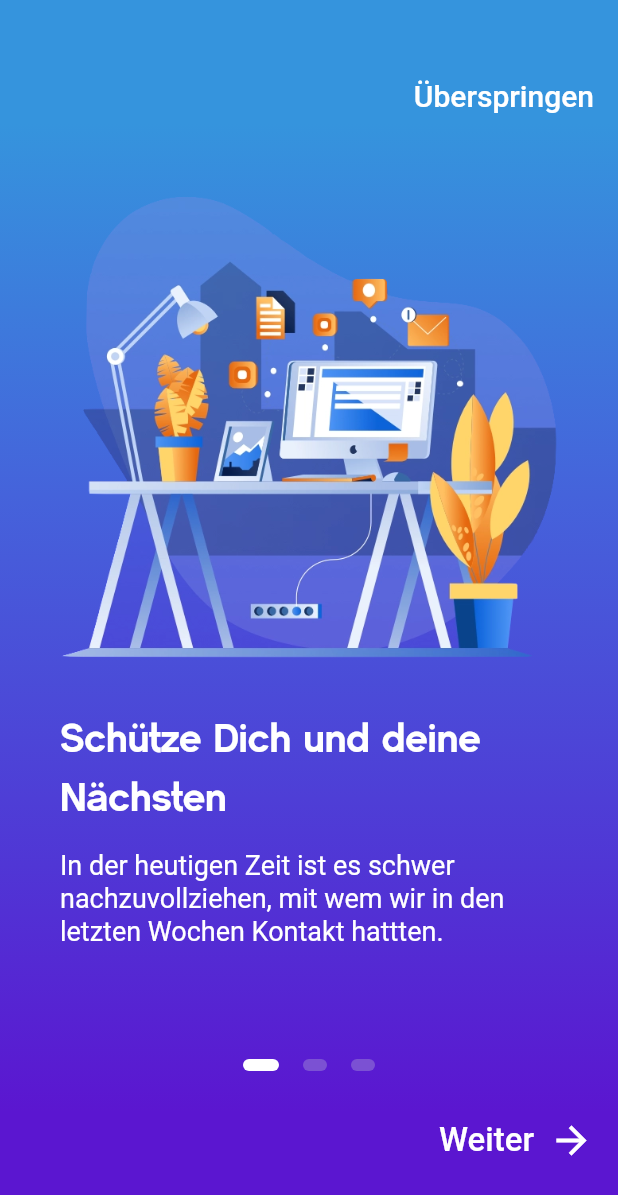
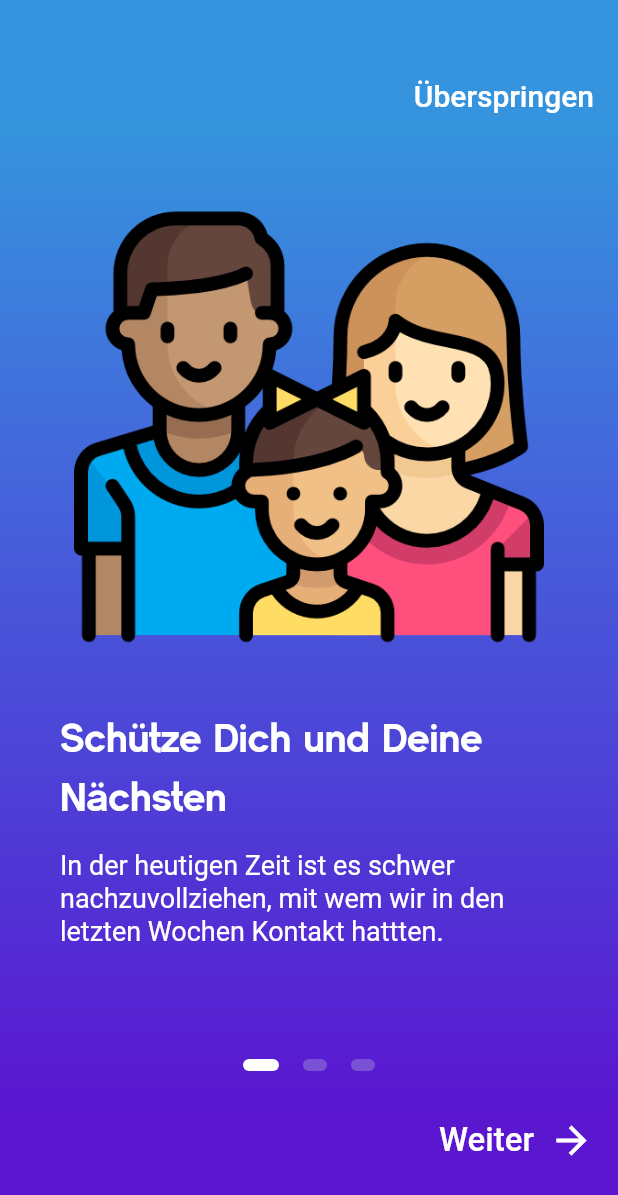
Before and after one commit to timxschroeder/corisk, a Flutter app: the screen it shows after launch, on a phone screen of 412 x 824 dp. Shown: the top 1195 px of the screen. Run offline on Flutter 3.47's test engine with Material 2 defaults, Android fonts, the phone set to English and light mode, and no system bars; our stand-ins replace cloud_firestore, firebase_messaging, flutter_local_notifications, flutter_redux, geolocator, percent_indicator and 2 more; missing offline and left inert: background_fetch, flutter_emoji, geocoder, location_permissions; accounts and stored records are empty.

Commit message:
Change UI

```diff
--- a/lib/AnimatedButton.dart
+++ b/lib/AnimatedButton.dart
@@ -53,6 +53,7 @@ class _AnimatedButtonState extends State<AnimatedButton> with SingleTickerProvid
         context: context,
         builder: (_) {
           return AlertDialog(
+            backgroundColor: Color(0xFFD6E9F8),
             title: Text("Infizierung melden"),
             content: Text(
                 "Möchtest du deine Infizierung melden, um Kontaktpersonen der letzten zwei Wochen zu warnen?"),
@@ -80,6 +81,7 @@ class _AnimatedButtonState extends State<AnimatedButton> with SingleTickerProvid
         context: context,
         builder: (_) {
           return AlertDialog(
+            backgroundColor: Color(0xFFD6E9F8),
             title: Text("Hochladen abgeschlossen"),
             content: Text(
                 "Vielen Dank für das Teilen deiner Infektion. Wir werden umgehend die Betroffenden informieren."),
--- a/lib/screens/onboarding_screen.dart
+++ b/lib/screens/onboarding_screen.dart
@@ -1,7 +1,7 @@
 import 'package:corona_tracking/screens/corona_tracker_screen.dart';
+import 'package:corona_tracking/utilities/styles.dart';
 import 'package:flutter/material.dart';
 import 'package:flutter/services.dart';
-import 'package:corona_tracking/utilities/styles.dart';
 
 class OnboardingScreen extends StatefulWidget {
   @override
@@ -82,9 +82,22 @@ class _OnboardingScreenState extends State<OnboardingScreen> {
                       });
                     },
                     children: <Widget>[
-                      OnboardingSection(title: "Schütze Dich und deine Nächsten", imagePath: 'assets/images/onboarding0.png', subtitle: 'In der heutigen Zeit ist es schwer nachzuvollziehen, mit wem wir in den letzten Wochen Kontakt hattten.',),
-                      OnboardingSection(title: "Dein Handy ist bei Dir", imagePath: 'assets/images/onboarding1.png', subtitle: 'Diese App fragt deshalb periodisch deinen Standort ab. \nDeine Daten werden anonym erhoben und sind nur auf deinem Gerät verfügbar.'),
-                      OnboardingSection(title: "Du wirst gewarnt", imagePath: 'assets/images/onboarding2.png', subtitle: 'Wenn einer deiner Kontakte infiziert wurde, kannst du frühzeitig einen Arzt aufsuchen und Risikogruppen in Deinem Umfeld schützen.'),
+                      OnboardingSection(
+                        title: "Schütze Dich und Deine Nächsten",
+                        imagePath: 'assets/images/family.png',
+                        subtitle:
+                            'In der heutigen Zeit ist es schwer nachzuvollziehen, mit wem wir in den letzten Wochen Kontakt hattten.',
+                      ),
+                      OnboardingSection(
+                          title: "Dein Handy ist bei Dir",
+                          imagePath: 'assets/images/map.png',
+                          subtitle:
+                              'Diese App fragt deshalb periodisch deinen Standort ab.\nDeine Daten werden anonym erhoben und sind nur auf deinem Gerät verfügbar.'),
+                      OnboardingSection(
+                          title: "Du wirst gewarnt",
+                          imagePath: 'assets/images/virusWarning.png',
+                          subtitle:
+                              'Wenn einer deiner Kontakte infiziert wurde, kannst du frühzeitig einen Arzt aufsuchen und Risikogruppen in Deinem Umfeld schützen.'),
                     ],
                   ),
                 ),
@@ -165,12 +178,8 @@ class OnboardingSection extends StatelessWidget {
   final String title;
   final String subtitle;
 
-  const OnboardingSection({
-    Key key,
-    @required this.imagePath,
-    @required this.title,
-    @required this.subtitle
-  }) : super(key: key);
+  const OnboardingSection({Key key, @required this.imagePath, @required this.title, @required this.subtitle})
+      : super(key: key);
 
   @override
   Widget build(BuildContext context) {
@@ -184,15 +193,15 @@ class OnboardingSection extends StatelessWidget {
               image: AssetImage(
                 imagePath,
               ),
-              height: MediaQuery.of(context).size.height*0.38,
+              height: MediaQuery.of(context).size.height * 0.38,
             ),
           ),
-          SizedBox(height: MediaQuery.of(context).size.height*0.038),
+          SizedBox(height: MediaQuery.of(context).size.height * 0.038),
           Text(
             title,
             style: kTitleStyle,
           ),
-          SizedBox(height: MediaQuery.of(context).size.height*0.019),
+          SizedBox(height: MediaQuery.of(context).size.height * 0.019),
           Expanded(
             child: Text(
               subtitle,
--- a/lib/utilities/styles.dart
+++ b/lib/utilities/styles.dart
@@ -12,3 +12,10 @@ final kSubtitleStyle = TextStyle(
   fontSize: 18.0,
   height: 1.2,
 );
+
+final kSmallTitleStyle = TextStyle(
+  color: Colors.black,
+  fontWeight: FontWeight.bold,
+  fontSize: 18.0,
+  height: 1.2,
+);
```
